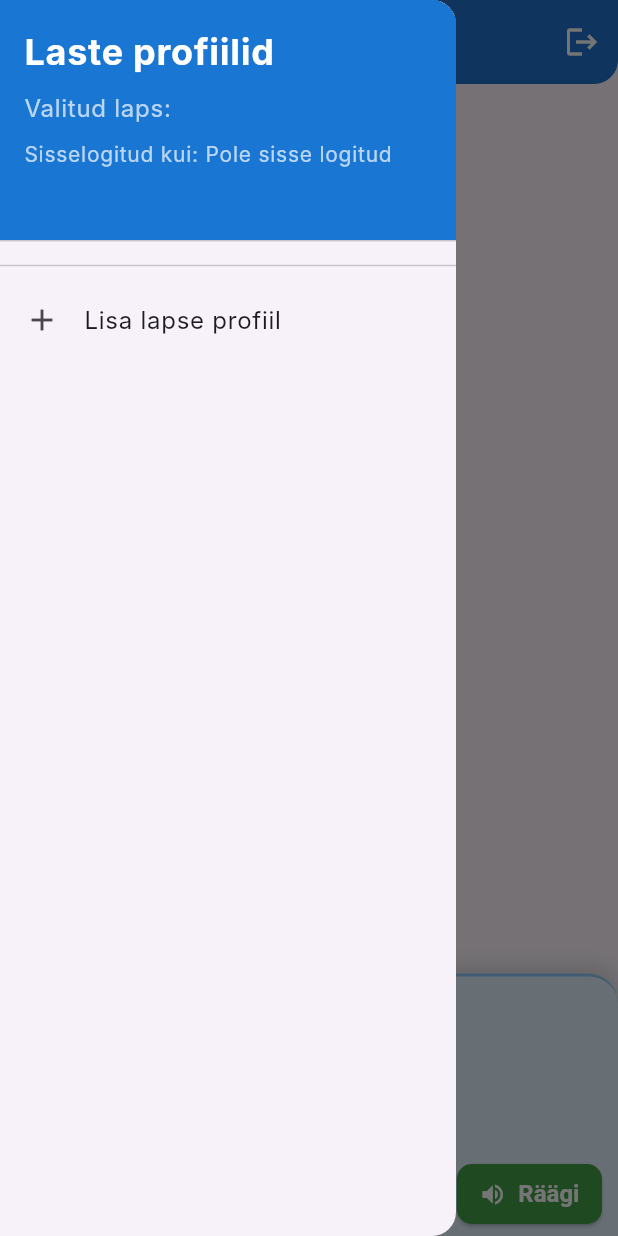
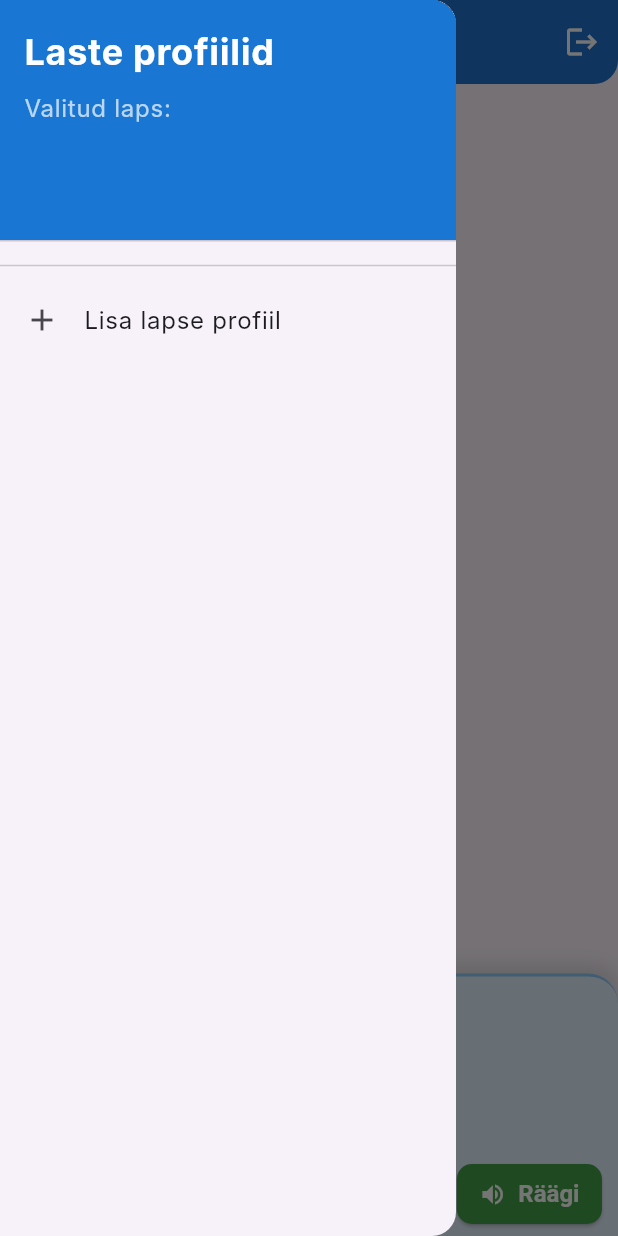
Before and after one commit to lauraolek/aac_frontend, a Flutter app: the MainAppScreen screen opened directly, with the side drawer open, on a phone screen of 412 x 824 dp. Run offline on Flutter 3.47's test engine with Material 3 defaults, Android fonts, the phone set to English and light mode, and no system bars; our stand-ins replace image_picker, shared_preferences; accounts and stored records are empty; Roboto replaces fonts that are missing (Inter).

Commit message:
UI cleanup

```diff
--- a/aac_frontend/lib/constants/app_strings.dart
+++ b/aac_frontend/lib/constants/app_strings.dart
@@ -13,7 +13,6 @@ class AppStrings {
   // Category Options
   static const String editCategory = 'Muuda kategooriat';
   static const String deleteCategory = 'Kustuta kategooria';
-  static const String addImageToCategory = 'Lisa ese kategooriasse';
   static const String addCategory = 'Lisa kategooria';
   static const String enterCategoryName = 'Sisesta kategooria nimi';
   static const String categoryName = 'Kategooria nimi';
@@ -27,7 +26,6 @@ class AppStrings {
   static const String itemWord = 'Ese';
   static const String editItem = 'Muuda eset';
   static const String deleteItem = 'Kustuta ese';
-  static const String moveItem = 'Liiguta eset';
   static const String addItem = 'Lisa ese';
   static const String newItemWord = 'Uus eseme nimi';
   static const String enterItemWord = 'Sisesta eseme nimi';
--- a/aac_frontend/lib/main.dart
+++ b/aac_frontend/lib/main.dart
@@ -14,7 +14,7 @@ import 'widgets/sentence_builder_bar.dart';
 import 'screens/auth_screen.dart';
 
 void main() {
-runApp(
+  runApp(
     MultiProvider(
       providers: [
         Provider<ApiService>(create: (_) => ApiService()),
@@ -202,13 +202,6 @@ class _MainAppScreenState extends State<MainAppScreen> {
                         ),
                       ),
                       const SizedBox(height: 8),
-                      Text(
-                        '${AppStrings.loggedInAs}: ${provider.userId ?? AppStrings.notLoggedIn}',
-                        style: TextStyle(
-                          color: Colors.white70,
-                          fontSize: 14,
-                        ),
-                      ),
                     ],
                   ),
                 ),
```
Also changed, not shown: aac_frontend/lib/screens/category_grid_screen.dart (+0 -9 lines), aac_frontend/lib/screens/item_list_screen.dart (+0 -9 lines).
